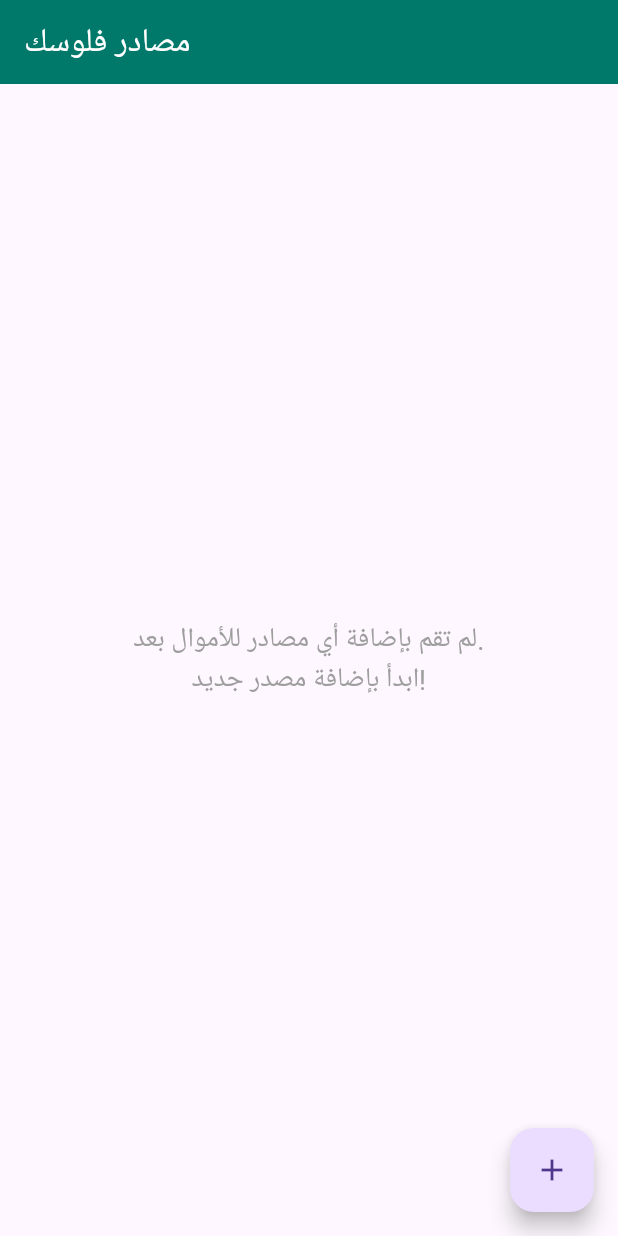
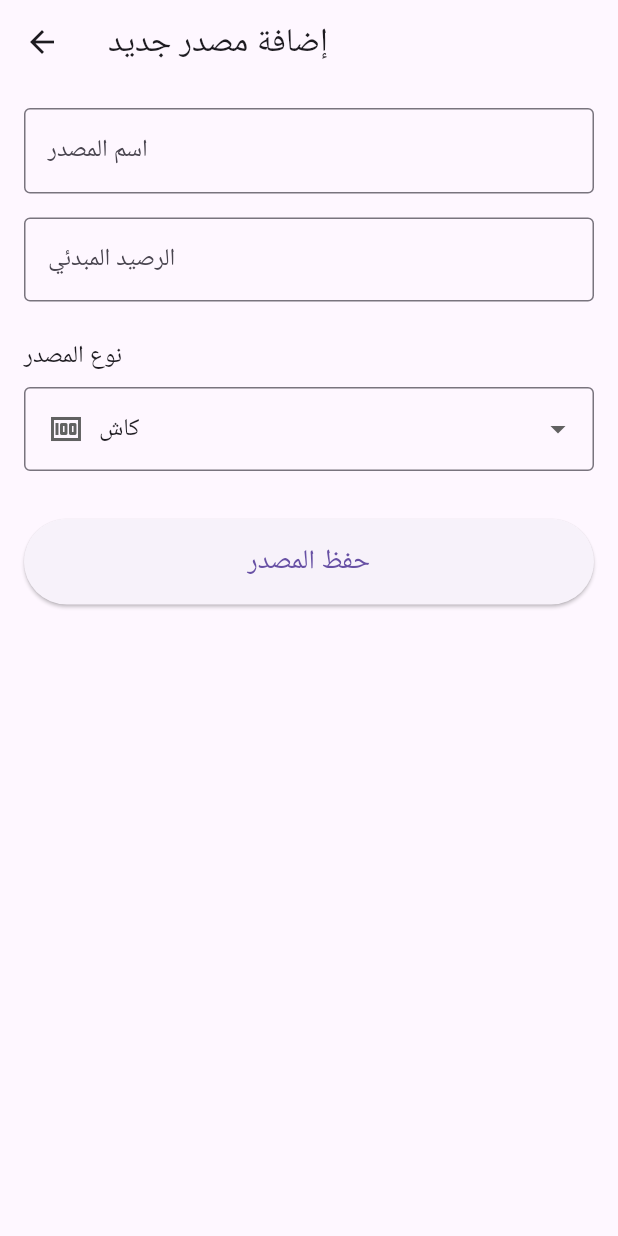
Before and after one commit to mohammed-khaled-0x/flossy_app, a Flutter app: the screen it shows after launch, after a tap on the "add" icon, on a phone screen of 412 x 824 dp. Run offline on Flutter 3.47's test engine with Material 3 defaults, Android fonts, the phone set to English and light mode, and no system bars; our stand-ins replace flutter_bloc, get_it, isar; accounts and stored records are empty; generated files the repository leaves out were written again; Roboto replaces fonts that are missing (Tajawal).

Commit message:
feat(presentation): Add 'Add/Edit Money Source' page and link it from HomePage

```diff
--- a/lib/presentation/managers/cubit/money_sources_cubit.dart
+++ b/lib/presentation/managers/cubit/money_sources_cubit.dart
@@ -1,28 +1,59 @@
 import 'package:flutter_bloc/flutter_bloc.dart';
+import 'package:uuid/uuid.dart'; // حزمة لتوليد ID فريد
+import '../../../domain/entities/money_source.dart';
+import '../../../domain/usecases/add_money_source.dart';
 import '../../../domain/usecases/get_all_money_sources.dart';
 import '../state/money_sources_state.dart';
 
 class MoneySourcesCubit extends Cubit<MoneySourcesState> {
   final GetAllMoneySources getAllMoneySourcesUseCase;
-  // سنضيف Use Cases أخرى هنا لاحقًا (مثل Add, Update)
+  final AddMoneySource addMoneySourceUseCase; // 1. إضافة الـ Use Case الجديد
 
-  MoneySourcesCubit({required this.getAllMoneySourcesUseCase})
-    : super(MoneySourcesInitial());
+  MoneySourcesCubit({
+    required this.getAllMoneySourcesUseCase,
+    required this.addMoneySourceUseCase, // 2. إضافته للـ constructor
+  }) : super(MoneySourcesInitial());
 
   /// دالة لجلب كل مصادر الأموال
   Future<void> fetchAllMoneySources() async {
-    // نصدر حالة التحميل أولاً لتظهر للمستخدم دائرة انتظار
     emit(MoneySourcesLoading());
     try {
-      // نستدعي حالة الاستخدام لجلب البيانات
       final sources = await getAllMoneySourcesUseCase();
-      // عند النجاح، نصدر حالة "محمل" مع البيانات
       emit(MoneySourcesLoaded(sources));
     } catch (e) {
-      // عند الفشل، نصدر حالة "خطأ" مع رسالة الخطأ
       emit(MoneySourcesError('فشل تحميل مصادر الأموال: ${e.toString()}'));
     }
   }
 
-  // --- سنضيف دوال أخرى هنا لاحقًا لإضافة وتحديث المصادر ---
+  /// 3. دالة لإضافة مصدر أموال جديد
+  Future<void> addNewSource({
+    required String name,
+    required double balance,
+    required String iconName,
+    required SourceType type,
+  }) async {
+    try {
+      // إنشاء كيان جديد مع ID فريد باستخدام حزمة uuid
+      final newSource = MoneySource(
+        id: const Uuid().v4(), // توليد ID فريد من نوع v4
+        name: name,
+        balance: balance,
+        iconName: iconName,
+        type: type,
+      );
+
+      // استدعاء حالة الاستخدام لإضافة المصدر الجديد
+      await addMoneySourceUseCase(newSource);
+
+      // بعد الإضافة بنجاح، نعيد تحميل كل المصادر لتحديث الواجهة
+      await fetchAllMoneySources();
+    } catch (e) {
+      // في حالة حدوث خطأ أثناء الإضافة
+      // يمكننا إصدار حالة خطأ خاصة بالإضافة إذا أردنا
+      // لكن حاليًا سنكتفي بطباعة الخطأ في الـ console
+      print('Error adding new source: ${e.toString()}');
+      // يمكن أيضًا إعادة إصدار الحالة السابقة لإبقاء الواجهة كما هي
+      // emit(state);
+    }
+  }
 }
--- /dev/null
+++ b/lib/presentation/ui/pages/add_edit_money_source_page.dart
@@ -0,0 +1,160 @@
+import 'package:flutter/material.dart';
+import 'package:flutter_bloc/flutter_bloc.dart';
+import '../../../domain/entities/money_source.dart';
+import '../../managers/cubit/money_sources_cubit.dart';
+
+class AddEditMoneySourcePage extends StatefulWidget {
+  const AddEditMoneySourcePage({super.key});
+
+  @override
+  State<AddEditMoneySourcePage> createState() => _AddEditMoneySourcePageState();
+}
+
+class _AddEditMoneySourcePageState extends State<AddEditMoneySourcePage> {
+  final _formKey = GlobalKey<FormState>();
+  final _nameController = TextEditingController();
+  final _balanceController = TextEditingController();
+  SourceType _selectedType = SourceType.cash;
+
+  // خريطة لربط نوع المصدر بالأيقونة والنص العربي
+  final Map<SourceType, Map<String, dynamic>> _sourceTypeDetails = {
+    SourceType.cash: {'icon': Icons.money, 'name': 'كاش', 'iconName': 'cash'},
+    SourceType.bankAccount: {
+      'icon': Icons.account_balance,
+      'name': 'حساب بنكي',
+      'iconName': 'bank',
+    },
+    SourceType.electronicWallet: {
+      'icon': Icons.account_balance_wallet,
+      'name': 'محفظة إلكترونية',
+      'iconName': 'wallet',
+    },
+  };
+
+  @override
+  void dispose() {
+    _nameController.dispose();
+    _balanceController.dispose();
+    super.dispose();
+  }
+
+  void _submitForm() {
+    // التحقق من أن الفورم صالح
+    if (_formKey.currentState!.validate()) {
+      final name = _nameController.text;
+      final balance = double.tryParse(_balanceController.text) ?? 0.0;
+      final sourceTypeDetails = _sourceTypeDetails[_selectedType]!;
+
+      // استدعاء دالة الإضافة في الـ Cubit
+      context.read<MoneySourcesCubit>().addNewSource(
+        name: name,
+        balance: balance,
+        iconName: sourceTypeDetails['iconName'], // نمرر اسم الأيقونة
+        type: _selectedType,
+      );
+
+      // إغلاق الشاشة الحالية والعودة للشاشة الرئيسية
+      Navigator.of(context).pop();
+    }
+  }
+
+  @override
+  Widget build(BuildContext context) {
+    return Scaffold(
+      appBar: AppBar(title: const Text('إضافة مصدر جديد')),
+      body: Padding(
+        padding: const EdgeInsets.all(16.0),
+        child: Form(
+          key: _formKey,
+          child: ListView(
+            children: [
+              // حقل اسم المصدر
+              TextFormField(
+                controller: _nameController,
+                decoration: const InputDecoration(
+                  labelText: 'اسم المصدر',
+                  hintText: 'مثال: جيبي، حساب بنك CIB',
+                  border: OutlineInputBorder(),
+                ),
+                validator: (value) {
+                  if (value == null || value.trim().isEmpty) {
+                    return 'اسم المصدر مطلوب';
+                  }
+                  return null;
+                },
+              ),
+              const SizedBox(height: 16),
+              // حقل الرصيد
+              TextFormField(
+                controller: _balanceController,
+                decoration: const InputDecoration(
+                  labelText: 'الرصيد المبدئي',
+                  hintText: '0.00',
+                  border: OutlineInputBorder(),
+                ),
+                keyboardType: const TextInputType.numberWithOptions(
+                  decimal: true,
+                ),
+                validator: (value) {
+                  if (value == null || value.isEmpty) {
+                    return 'الرصيد المبدئي مطلوب';
+                  }
+                  if (double.tryParse(value) == null) {
+                    return 'الرجاء إدخال رقم صحيح';
+                  }
+                  return null;
+                },
+              ),
+              const SizedBox(height: 24),
+              // اختيار نوع المصدر
+              Text(
+                'نوع المصدر',
+                style: Theme.of(context).textTheme.titleMedium,
+              ),
+              const SizedBox(height: 8),
+              DropdownButtonFormField<SourceType>(
+                value: _selectedType,
+                items: SourceType.values.map((type) {
+                  return DropdownMenuItem<SourceType>(
+                    value: type,
+                    child: Row(
+                      children: [
+                        Icon(
+                          _sourceTypeDetails[type]!['icon'],
+                          color: Colors.grey.shade700,
+                        ),
+                        const SizedBox(width: 10),
+                        Text(_sourceTypeDetails[type]!['name']),
+                      ],
+                    ),
+                  );
+                }).toList(),
+                onChanged: (value) {
+                  if (value != null) {
+                    setState(() {
+                      _selectedType = value;
+                    });
+                  }
+                },
+                decoration: const InputDecoration(border: OutlineInputBorder()),
+              ),
+              const SizedBox(height: 32),
+              // زر الحفظ
+              ElevatedButton(
+                onPressed: _submitForm,
+                style: ElevatedButton.styleFrom(
+                  padding: const EdgeInsets.symmetric(vertical: 16),
+                  textStyle: const TextStyle(
+                    fontSize: 18,
+                    fontFamily: 'Tajawal',
+                  ),
+                ),
+                child: const Text('حفظ المصدر'),
+              ),
+            ],
+          ),
+        ),
+      ),
+    );
+  }
+}
--- a/lib/presentation/ui/pages/home_page.dart
+++ b/lib/presentation/ui/pages/home_page.dart
@@ -1,19 +1,32 @@
 import 'package:flutter/material.dart';
 import 'package:flutter_bloc/flutter_bloc.dart';
+import '../../../domain/entities/money_source.dart'; // استيراد الـ enum
 import '../../../service_locator.dart';
 import '../../managers/cubit/money_sources_cubit.dart';
 import '../../managers/state/money_sources_state.dart';
+import 'add_edit_money_source_page.dart';
 
 class HomePage extends StatelessWidget {
   const HomePage({super.key});
 
   @override
   Widget build(BuildContext context) {
-    // نستخدم BlocProvider لتوفير الـ Cubit للشجرة أسفله (child tree)
-    // ونقوم بإنشاء نسخة جديدة منه باستخدام Service Locator (sl)
+    // الـ HomePage الآن وظيفته فقط هي توفير الـ Cubit
     return BlocProvider(
       create: (context) => sl<MoneySourcesCubit>()..fetchAllMoneySources(),
-      child: Scaffold(
+      child: const _HomePageView(), // نعرض الـ Widget الداخلي الجديد
+    );
+  }
+}
+
+// هذا هو الـ Widget الداخلي الذي يحتوي على الواجهة الفعلية
+class _HomePageView extends StatelessWidget {
+  const _HomePageView();
+
+  @override
+  Widget build(BuildContext context) {
+    // الـ `context` هنا هو "ابن" للـ BlocProvider، لذلك يمكنه إيجاد الـ Cubit
+    return Scaffold(
       appBar: AppBar(
         title: const Text('مصادر فلوسك'),
         backgroundColor: Colors.teal.shade700,
@@ -21,14 +34,10 @@ class HomePage extends StatelessWidget {
       ),
       body: BlocBuilder<MoneySourcesCubit, MoneySourcesState>(
         builder: (context, state) {
-            // نعرض واجهة مختلفة بناءً على الحالة الحالية للـ Cubit
-
-            // 1. حالة التحميل
           if (state is MoneySourcesLoading) {
             return const Center(child: CircularProgressIndicator());
           }
 
-            // 2. حالة الخطأ
           if (state is MoneySourcesError) {
             return Center(
               child: Column(
@@ -38,10 +47,7 @@ class HomePage extends StatelessWidget {
                   const SizedBox(height: 16),
                   ElevatedButton(
                     onPressed: () {
-                        // نعيد محاولة جلب البيانات عند الضغط على الزر
-                        context
-                            .read<MoneySourcesCubit>()
-                            .fetchAllMoneySources();
+                      context.read<MoneySourcesCubit>().fetchAllMoneySources();
                     },
                     child: const Text('إعادة المحاولة'),
                   ),
@@ -50,9 +56,7 @@ class HomePage extends StatelessWidget {
             );
           }
 
-            // 3. حالة النجاح (البيانات محملة)
           if (state is MoneySourcesLoaded) {
-              // في حالة عدم وجود أي مصادر
             if (state.sources.isEmpty) {
               return const Center(
                 child: Text(
@@ -63,11 +67,18 @@ class HomePage extends StatelessWidget {
               );
             }
 
-              // في حالة وجود مصادر، نعرضها في قائمة
             return ListView.builder(
               itemCount: state.sources.length,
               itemBuilder: (context, index) {
                 final source = state.sources[index];
+
+                final Map<SourceType, IconData> iconMap = {
+                  SourceType.cash: Icons.money_rounded,
+                  SourceType.bankAccount: Icons.account_balance_rounded,
+                  SourceType.electronicWallet:
+                      Icons.account_balance_wallet_rounded,
+                };
+
                 return Card(
                   margin: const EdgeInsets.symmetric(
                     horizontal: 16,
@@ -75,8 +86,8 @@ class HomePage extends StatelessWidget {
                   ),
                   elevation: 4,
                   child: ListTile(
-                      leading: const Icon(
-                        Icons.account_balance_wallet,
+                    leading: Icon(
+                      iconMap[source.type] ?? Icons.help_outline,
                       color: Colors.teal,
                       size: 40,
                     ),
@@ -89,9 +100,11 @@ class HomePage extends StatelessWidget {
                       style: TextStyle(color: Colors.grey.shade600),
                     ),
                     trailing: Text(
-                        '${source.balance.toStringAsFixed(2)} ج.م', // "ج.م" هي اختصار جنيه مصري
-                        style: const TextStyle(
-                          color: Colors.green,
+                      '${source.balance.toStringAsFixed(2)} ج.م',
+                      style: TextStyle(
+                        color: source.balance >= 0
+                            ? Colors.green.shade700
+                            : Colors.red.shade700,
                         fontSize: 16,
                         fontWeight: FontWeight.bold,
                       ),
@@ -102,18 +115,23 @@ class HomePage extends StatelessWidget {
             );
           }
 
-            // 4. الحالة الأولية أو أي حالة أخرى غير متوقعة
           return const Center(child: Text('جاري تهيئة الصفحة...'));
         },
       ),
       floatingActionButton: FloatingActionButton(
         onPressed: () {
-            // هنا سنفتح شاشة إضافة مصدر جديد لاحقًا
+          Navigator.of(context).push(
+            MaterialPageRoute(
+              builder: (_) => BlocProvider.value(
+                value: context.read<MoneySourcesCubit>(),
+                child: const AddEditMoneySourcePage(),
+              ),
+            ),
+          );
         },
         child: const Icon(Icons.add),
         tooltip: 'إضافة مصدر جديد',
       ),
-      ),
     );
   }
 }
--- a/lib/service_locator.dart
+++ b/lib/service_locator.dart
@@ -59,5 +59,10 @@ Future<void> initializeDependencies() async {
 
   // نستخدم registerFactory للـ Cubits لأننا قد نحتاج إلى نسخة جديدة
   // منها في كل مرة نفتح فيها شاشة معينة.
-  sl.registerFactory(() => MoneySourcesCubit(getAllMoneySourcesUseCase: sl()));
+  sl.registerFactory(
+    () => MoneySourcesCubit(
+      getAllMoneySourcesUseCase: sl(),
+      addMoneySourceUseCase: sl(), // التحديث هنا
+    ),
+  );
 }
--- a/pubspec.yaml
+++ b/pubspec.yaml
@@ -39,6 +39,7 @@ dependencies:
   path_provider: ^2.1.5
   get_it: ^8.2.0
   flutter_bloc: ^9.1.1
+  uuid: ^4.5.1
 
 dev_dependencies:
   flutter_test:
```
Also changed, not shown: pubspec.lock. Lines whose indentation alone changed are shown as unchanged.
